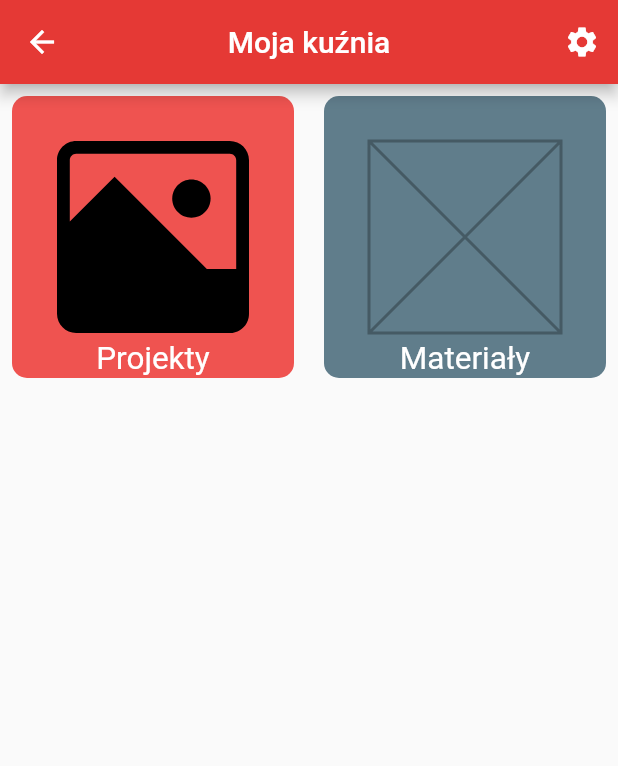
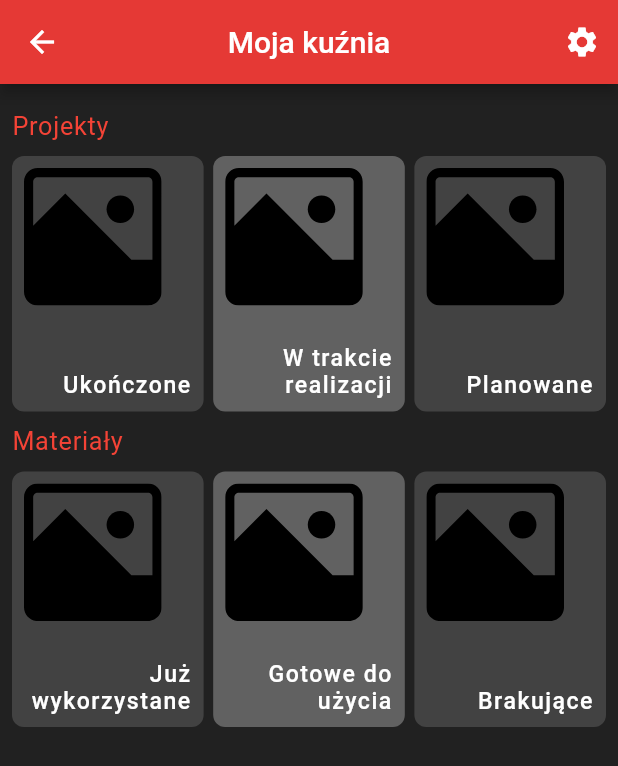
Before and after one commit to RimbiBimbi1/scrap-forge, a Flutter app: the screen it shows after launch, on a phone screen of 412 x 824 dp. Shown: the top 766 px of the screen. Run offline on Flutter 3.47's test engine with Material 2 defaults, Android fonts, the phone set to English and light mode, and no system bars; our stand-ins replace flutter_spinkit, flutter_svg, isar; accounts and stored records are empty; generated files the repository leaves out were written again.

Commit message:
home page

```diff
--- a/scrap_forge/lib/pages/Home.dart
+++ b/scrap_forge/lib/pages/Home.dart
@@ -2,6 +2,8 @@ import 'package:flutter/material.dart';
 import 'package:flutter_svg/flutter_svg.dart';
 import 'package:scrap_forge/db_entities/product.dart';
 import 'package:scrap_forge/isar_service.dart';
+import 'package:scrap_forge/widgets/custom_tile.dart';
+import 'package:scrap_forge/widgets/home_section.dart';
 import 'package:scrap_forge/widgets/project_strip.dart';
 import 'package:scrap_forge/widgets/custom_grid_tile.dart';
 
@@ -52,6 +54,7 @@ class _HomeState extends State<Home> {
     return Theme(
       data: widget.themeData,
       child: Scaffold(
+        backgroundColor: Colors.grey[900],
         appBar: AppBar(
           title: const Text("Moja kuźnia"),
           actions: [
@@ -76,30 +79,172 @@ class _HomeState extends State<Home> {
                         .toList()
                   ],
                 ),
-                Expanded(
-                  child: GridView.count(
-                    crossAxisCount: 2,
-                    mainAxisSpacing: 20,
-                    crossAxisSpacing: 20,
-                    children: [
-                      CustomGridTile(
-                        onPressed: () => {},
-                        title: "Projekty",
-                        background: Colors.red[400],
-                        child: SvgPicture.asset(
-                          'assets/image-placeholder.svg',
-                          fit: BoxFit.cover,
-                        ),
+                HomeSection(
+                  header: const Text(
+                    "Projekty",
+                    style: TextStyle(
+                      color: Colors.red,
+                      letterSpacing: 0.5,
+                    ),
+                    textScaleFactor: 1.2,
+                  ),
+                  children: [
+                    CustomTile(
+                      onPressed: () {},
+                      background: Colors.grey[800],
+                      color: Colors.white,
+                      title: "Ukończone",
+                      child: SvgPicture.asset(
+                        'assets/image-placeholder.svg',
+                        fit: BoxFit.fill,
                       ),
-                      CustomGridTile(
-                        onPressed: () => {},
-                        title: "Materiały",
-                        child: Placeholder(),
-                        background: Colors.blueGrey,
+                    ),
+                    const Spacer(
+                      flex: 1,
+                    ),
+                    CustomTile(
+                      onPressed: () {},
+                      background: Colors.grey[700],
+                      color: Colors.white,
+                      title: "W trakcie realizacji",
+                      child: SvgPicture.asset(
+                        'assets/image-placeholder.svg',
+                        fit: BoxFit.fill,
                       ),
-                    ],
+                    ),
+                    const Spacer(
+                      flex: 1,
+                    ),
+                    CustomTile(
+                      onPressed: () {},
+                      background: Colors.grey[800],
+                      color: Colors.white,
+                      title: "Planowane",
+                      child: SvgPicture.asset(
+                        'assets/image-placeholder.svg',
+                        fit: BoxFit.fill,
+                      ),
+                    ),
+                  ],
+                ),
+                HomeSection(
+                  header: const Text(
+                    "Materiały",
+                    style: TextStyle(
+                      color: Colors.red,
+                      letterSpacing: 0.5,
+                    ),
+                    textScaleFactor: 1.2,
                   ),
+                  children: [
+                    CustomTile(
+                      onPressed: () {},
+                      background: Colors.grey[800],
+                      color: Colors.white,
+                      title: "Już wykorzystane",
+                      child: SvgPicture.asset(
+                        'assets/image-placeholder.svg',
+                        fit: BoxFit.fill,
+                      ),
+                    ),
+                    const Spacer(
+                      flex: 1,
+                    ),
+                    CustomTile(
+                      onPressed: () {},
+                      background: Colors.grey[700],
+                      color: Colors.white,
+                      title: "Gotowe do użycia",
+                      child: SvgPicture.asset(
+                        'assets/image-placeholder.svg',
+                        fit: BoxFit.fill,
+                      ),
+                    ),
+                    const Spacer(
+                      flex: 1,
+                    ),
+                    CustomTile(
+                      onPressed: () {},
+                      background: Colors.grey[800],
+                      color: Colors.white,
+                      title: "Brakujące",
+                      child: SvgPicture.asset(
+                        'assets/image-placeholder.svg',
+                        fit: BoxFit.fill,
+                      ),
+                    ),
+                  ],
                 ),
+
+                // Column(
+                //   crossAxisAlignment: CrossAxisAlignment.start,
+                //   children: [
+                //     const Padding(
+                //       padding:
+                //           EdgeInsets.symmetric(vertical: 10, horizontal: 0),
+                //       child: Text(
+                //         "Projekty",
+                //         textScaleFactor: 1.2,
+                //       ),
+                //     ),
+                //     Row(
+                //       children: [
+                //         CustomTile(
+                //           onPressed: () {},
+                //           background: Colors.grey[800],
+                //           color: Colors.white,
+                //           title: "Ukończone",
+                //           child: SvgPicture.asset(
+                //             'assets/image-placeholder.svg',
+                //             fit: BoxFit.fill,
+                //           ),
+                //         ),
+                //         const Spacer(
+                //           flex: 1,
+                //         ),
+                //         CustomTile(
+                //           onPressed: () {},
+                //           background: Colors.grey[800],
+                //           color: Colors.white,
+                //           title: "W trakcie realizacji",
+                //           child: SvgPicture.asset(
+                //             'assets/image-placeholder.svg',
+                //             fit: BoxFit.fill,
+                //           ),
+                //         ),
+                //         const Spacer(
+                //           flex: 1,
+                //         ),
+                //         CustomTile(
+                //           onPressed: () {},
+                //           background: Colors.grey[800],
+                //           color: Colors.white,
+                //           title: "Planowane",
+                //           child: SvgPicture.asset(
+                //             'assets/image-placeholder.svg',
+                //             fit: BoxFit.fill,
+                //           ),
+                //         ),
+                //       ],
+                //     ),
+                //   ],
+                // ),
+                // Column(
+                //   crossAxisAlignment: CrossAxisAlignment.start,
+                //   children: [
+                //     const Padding(
+                //       padding:
+                //           EdgeInsets.symmetric(vertical: 10, horizontal: 0),
+                //       child: Text(
+                //         "Materiały",
+                //         textScaleFactor: 1.2,
+                //       ),
+                //     ),
+                //     Row(
+                //       children: [],
+                //     ),
+                //   ],
+                // ),
               ],
             ),
           ),
--- /dev/null
+++ b/scrap_forge/lib/widgets/custom_tile.dart
@@ -0,0 +1,103 @@
+import 'package:flutter/material.dart';
+import 'package:flutter_svg/svg.dart';
+
+class CustomTile extends StatelessWidget {
+  Color? background;
+  Widget? backgroundImage;
+  Color? color;
+  Widget? child;
+  String title;
+  final onPressed;
+
+  CustomTile({
+    super.key,
+    this.onPressed,
+    this.child,
+    this.title = "",
+    this.background,
+    this.color,
+  });
+
+  @override
+  Widget build(BuildContext context) {
+    return Flexible(
+      flex: 20,
+      fit: FlexFit.tight,
+      child: AspectRatio(
+        aspectRatio: 0.75,
+        child: Container(
+          decoration: BoxDecoration(
+            color: background,
+            borderRadius: const BorderRadius.all(Radius.circular(8)),
+          ),
+          child: TextButton(
+            onPressed: onPressed,
+            child: Column(
+              crossAxisAlignment: CrossAxisAlignment.stretch,
+              mainAxisAlignment: MainAxisAlignment.spaceBetween,
+              children: [
+                Container(
+                  padding: EdgeInsets.fromLTRB(0, 0, 20, 20),
+                  alignment: Alignment.topLeft,
+                  child: AspectRatio(
+                    aspectRatio: 1,
+                    // alignment: Alignment.topLeft,
+                    child: Container(
+                      child: child,
+                    ),
+                  ),
+                ),
+                Container(
+                  alignment: Alignment.bottomRight,
+                  // padding: EdgeInsets.all(5),
+                  child: Text(title,
+                      textScaleFactor: 1.1,
+                      textAlign: TextAlign.end,
+                      style: TextStyle(
+                        color: color,
+                        letterSpacing: 01,
+                      )),
+                ),
+              ],
+            ),
+            // child: GridView.count(
+            //   primary: false,
+            //   crossAxisCount: 2,
+            //   shrinkWrap: true,
+            //   children: [
+            //     Container(
+            //       child: child,
+            //     ),
+            //     Container(),
+            //     Container(),
+            //     Container(
+            //       alignment: Alignment.bottomRight,
+            //       padding: EdgeInsets.all(5),
+            //       child: Text(title),
+            //     ),
+            //   ],
+          ),
+        ),
+      ),
+    );
+    // );
+    //   child: SizedBox.expand(
+    //     child: Container(
+    //       decoration: BoxDecoration(
+    //           color: background,
+    //           borderRadius: BorderRadius.all(Radius.circular(10))),
+    //       child: TextButton(
+    //         onPressed: onPressed,
+    //         style: ButtonStyle(
+    //             padding: MaterialStateProperty.resolveWith(
+    //                 (states) => EdgeInsets.all(0))),
+    //         child: Container(
+    //           padding: EdgeInsets.all(30),
+    //           child: SizedBox.expand(child: child),
+    //         ),
+    //       ),
+    //     ),
+    //   ),
+    // );
+  }
+}
--- /dev/null
+++ b/scrap_forge/lib/widgets/home_section.dart
@@ -0,0 +1,32 @@
+import 'package:flutter/material.dart';
+
+class HomeSection extends StatelessWidget {
+  Color? background;
+
+  Widget? header;
+  List<Widget> children;
+
+  HomeSection(
+      {super.key, this.background, this.header, required this.children});
+
+  @override
+  Widget build(BuildContext context) {
+    return Container(
+      decoration: const BoxDecoration(
+          borderRadius: BorderRadius.all(Radius.circular(8))),
+      color: background,
+      child: Column(
+        crossAxisAlignment: CrossAxisAlignment.start,
+        children: [
+          Padding(
+            padding: const EdgeInsets.symmetric(vertical: 10, horizontal: 0),
+            child: header,
+          ),
+          Row(
+            children: children,
+          ),
+        ],
+      ),
+    );
+  }
+}
--- a/scrap_forge/lib/widgets/project_strip.dart
+++ b/scrap_forge/lib/widgets/project_strip.dart
@@ -49,7 +49,10 @@ class _ProjectStripState extends State<ProjectStrip> {
     if (widget.product.name != null) {
       name = widget.product.name!;
     }
-    return Text(name);
+    return Text(
+      name,
+      textScaleFactor: 1.2,
+    );
   }
 
   @override
```
